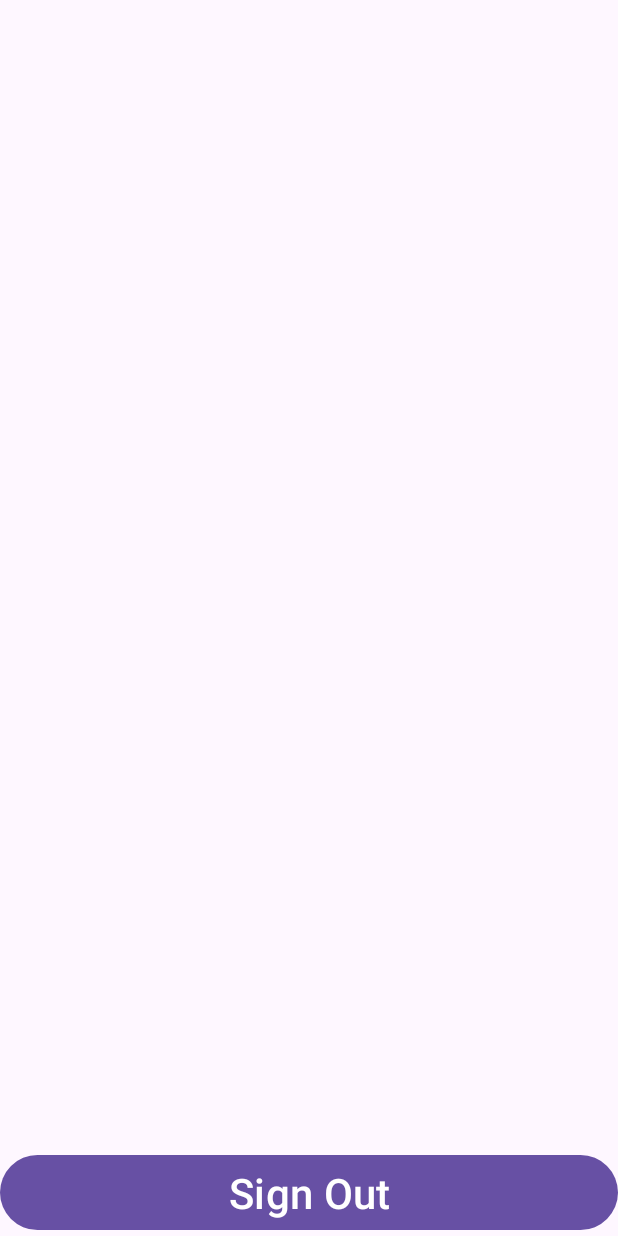
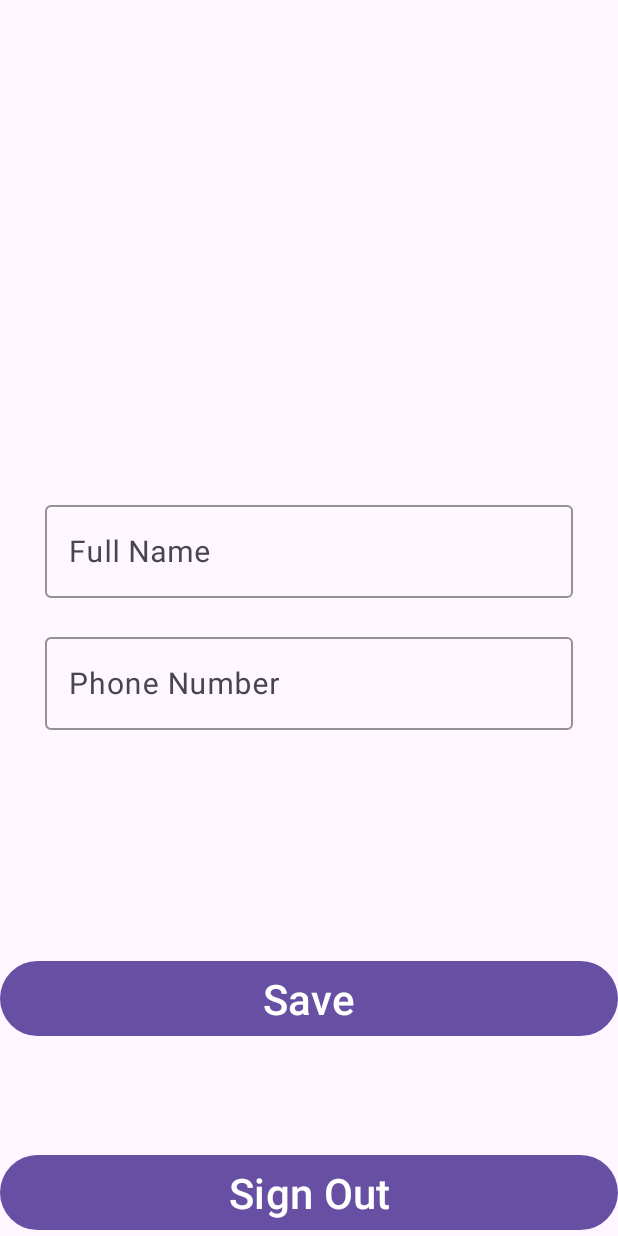
Before and after one commit to thomas1o/DTHomeFresh, an Android app: the ProfileFragment screen opened through its navigation route, on a phone screen of 412 x 824 dp. Run offline under Robolectric (Android 15) with nearby library versions, the phone set to English and light mode, and no system bars; our stand-ins replace Firebase (no records; nobody signed in at launch, a user with empty details on screens opened directly), data binding.

Commit message:
Fixed navigation

```diff
--- a/app/src/main/java/com/example/dthomefresh/profile/ProfileFragment.kt
+++ b/app/src/main/java/com/example/dthomefresh/profile/ProfileFragment.kt
@@ -14,10 +14,16 @@ import com.example.dthomefresh.databinding.FragmentProfileBinding
 import com.google.firebase.Firebase
 import com.google.firebase.auth.FirebaseAuth
 import com.google.firebase.auth.auth
+import com.google.firebase.database.database
 
 class ProfileFragment : Fragment() {
 
     private lateinit var auth: FirebaseAuth
+    private val database = Firebase.database
+    private val myRef = database.getReference("Sellers")
+
+    private lateinit var name: String
+    private lateinit var contact: String
     override fun onCreateView(
         inflater: LayoutInflater, container: ViewGroup?,
         savedInstanceState: Bundle?
@@ -27,6 +33,15 @@ class ProfileFragment : Fragment() {
         )
 
         auth = Firebase.auth
+
+        binding.saveButton.setOnClickListener {
+            Toast.makeText(requireContext(), "Saved", Toast.LENGTH_SHORT).show()
+
+            name = binding.etName.toString()
+            contact = binding.tiPhoneNumber.toString()
+
+
+        }
 
         binding.signOutButton.setOnClickListener{
             Firebase.auth.signOut()
--- a/app/src/main/res/layout/fragment_profile.xml
+++ b/app/src/main/res/layout/fragment_profile.xml
@@ -8,6 +8,68 @@
         android:layout_width="match_parent"
         android:layout_height="match_parent"
         tools:context=".profile.ProfileFragment">
+
+        <com.google.android.material.textfield.TextInputLayout
+            android:id="@+id/ti_name"
+            android:layout_width="match_parent"
+            android:layout_height="wrap_content"
+            android:layout_marginHorizontal="30dp"
+            android:hint="Full Name"
+            app:hintTextColor="@color/yellow_2"
+            app:errorEnabled="true"
+            app:boxStrokeColor="@color/yellow_2"
+            app:layout_constraintBottom_toBottomOf="parent"
+            app:layout_constraintEnd_toEndOf="parent"
+            app:layout_constraintStart_toStartOf="parent"
+            app:layout_constraintTop_toTopOf="parent"
+            app:layout_constraintVertical_bias="0.45">
+
+            <com.google.android.material.textfield.TextInputEditText
+                android:id="@+id/et_name"
+                android:layout_width="match_parent"
+                android:layout_height="match_parent"
+                android:inputType="text"
+                android:maxLines="1"
+                android:textSize="20sp" />
+
+        </com.google.android.material.textfield.TextInputLayout>
+
+        <com.google.android.material.textfield.TextInputLayout
+            android:id="@+id/ti_phone_number"
+            android:layout_width="match_parent"
+            android:layout_height="wrap_content"
+            android:layout_marginHorizontal="30dp"
+            android:hint="Phone Number"
+            app:hintTextColor="@color/yellow_2"
+            app:errorEnabled="true"
+            app:boxStrokeColor="@color/yellow_2"
+            app:layout_constraintBottom_toBottomOf="parent"
+            app:layout_constraintEnd_toEndOf="parent"
+            app:layout_constraintStart_toStartOf="parent"
+            app:layout_constraintTop_toBottomOf="@+id/ti_name"
+            app:layout_constraintVertical_bias="0.0"
+            android:phoneNumber="true">
+
+            <com.google.android.material.textfield.TextInputEditText
+                android:id="@+id/password"
+                android:layout_width="match_parent"
+                android:layout_height="match_parent"
+                android:inputType="textPassword"
+                android:maxLines="1"
+                android:textSize="20sp" />
+
+        </com.google.android.material.textfield.TextInputLayout>
+
+        <Button
+            android:id="@+id/save_button"
+            android:layout_width="match_parent"
+            android:layout_height="wrap_content"
+            android:text="Save"
+            android:textSize="28sp"
+            app:layout_constraintBottom_toBottomOf="parent"
+            app:layout_constraintEnd_toEndOf="parent"
+            app:layout_constraintStart_toStartOf="parent"
+            app:layout_constraintTop_toBottomOf="@+id/ti_phone_number" />
 
         <Button
             android:id="@+id/sign_out_button"
--- a/app/src/main/res/navigation/main_navigation.xml
+++ b/app/src/main/res/navigation/main_navigation.xml
@@ -59,8 +59,8 @@
         <action
             android:id="@+id/action_signUpFragment_to_loginFragment"
             app:destination="@id/loginFragment"
-            app:popUpTo="@id/sellersFragment"
-            app:popUpToInclusive="false" />
+            app:popUpTo="@id/loginFragment"
+            app:popUpToInclusive="true" />
     </fragment>
     <fragment
         android:id="@+id/loginFragment"
@@ -69,7 +69,8 @@
         <action
             android:id="@+id/action_loginFragment_to_signUpFragment"
             app:destination="@id/signUpFragment"
-            app:popUpTo="@id/sellersFragment" />
+            app:popUpTo="@id/loginFragment"
+            app:popUpToInclusive="false" />
         <action
             android:id="@+id/action_loginFragment_to_sellersFragment"
             app:destination="@id/sellersFragment"
```
Also changed, not shown: app/src/main/java/com/example/dthomefresh/database/ItemDatabaseDao.kt (deleted, +0 -27 lines), app/src/main/java/com/example/dthomefresh/database/Seller.kt (deleted, +0 -24 lines), app/src/main/java/com/example/dthomefresh/database/Sellers.kt (added, +10 -0 lines).
